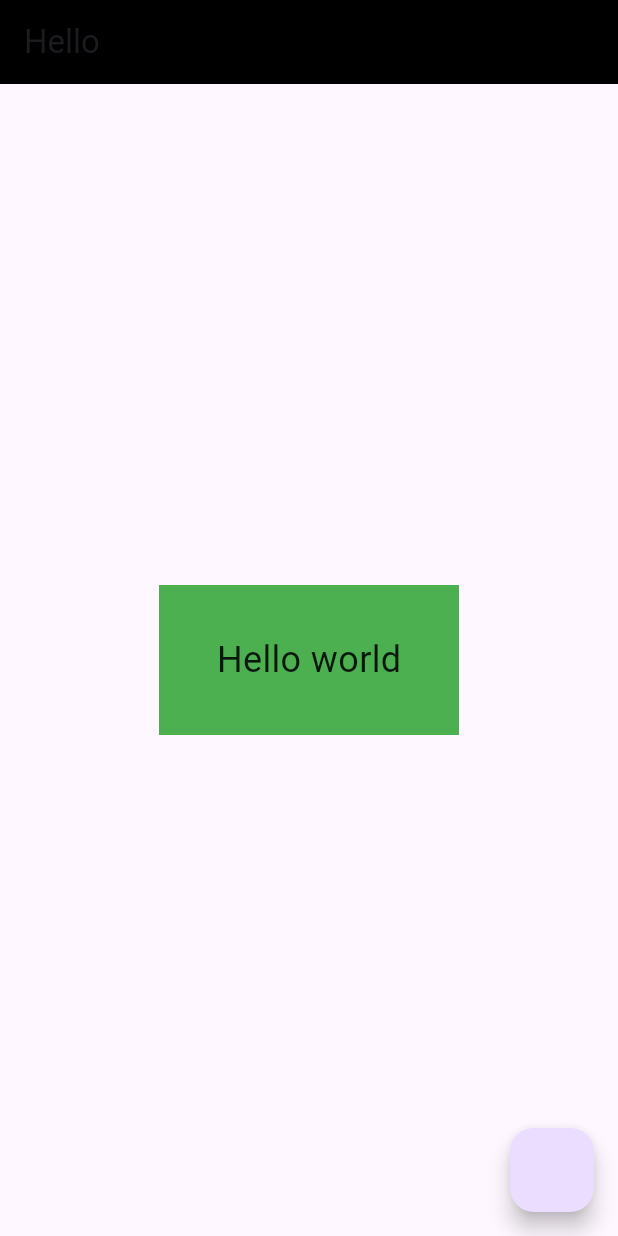
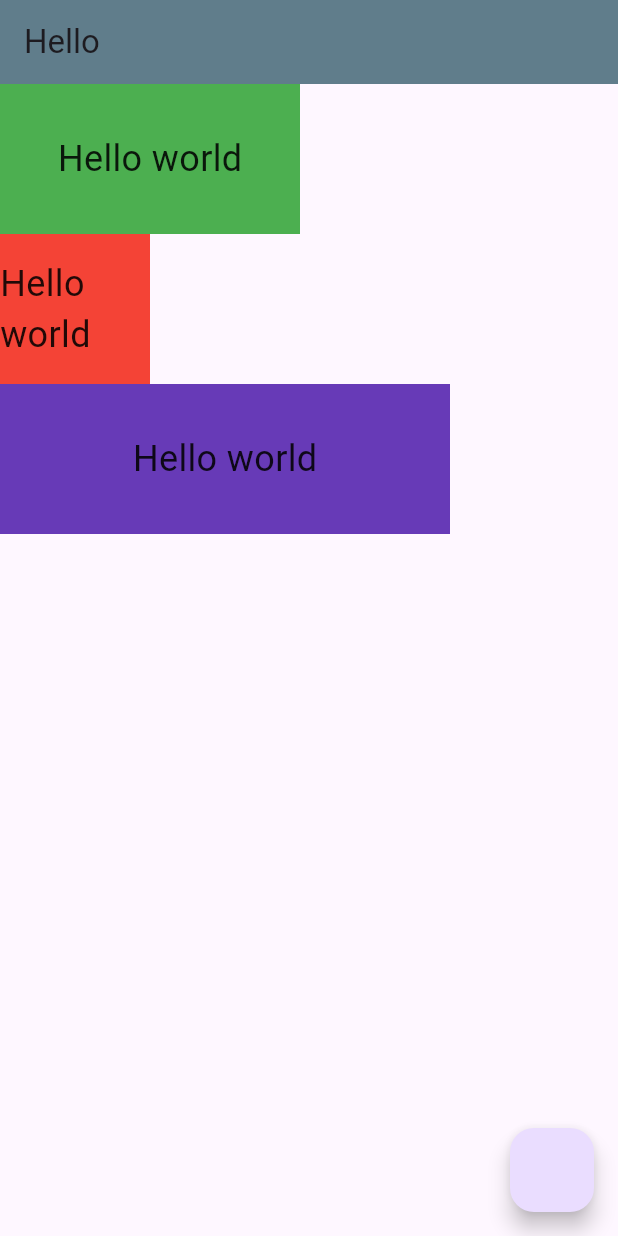
Before and after one commit to ahmedsalem2002m/flutter_basics, a Flutter app: the screen it shows after launch, on a phone screen of 412 x 824 dp. Run offline on Flutter 3.47's test engine with Material 3 defaults, Android fonts, the phone set to English and light mode, and no system bars.

Commit message:
Column widget

```diff
--- a/lib/main.dart
+++ b/lib/main.dart
@@ -15,11 +15,14 @@ class MyApp extends StatelessWidget {
       home: Scaffold(
         floatingActionButton: FloatingActionButton(onPressed: () {}),
         appBar: AppBar(
-          backgroundColor: Colors.black,
+          backgroundColor: Colors.blueGrey,
           title: Text("Hello"),
         ),
-        body: Center(
-          child: Container(
+        body: Column(
+          mainAxisAlignment: MainAxisAlignment.start,
+          crossAxisAlignment: CrossAxisAlignment.start,
+          children: [
+            Container(
               height: 100,
               width: 200,
               color: Colors.green,
@@ -31,6 +34,31 @@ class MyApp extends StatelessWidget {
                   ),),
               ),
             ),
+            Container(
+              height: 100,
+              width: 100,
+              color: Colors.red,
+              child: Center(
+                child: Text("Hello world",
+                  style: TextStyle(
+                      fontSize: 24,
+                      color: Colors.black87
+                  ),),
+              ),
+            ),
+            Container(
+              height: 100,
+              width: 300,
+              color: Colors.deepPurple,
+              child: Center(
+                child: Text("Hello world",
+                  style: TextStyle(
+                      fontSize: 24,
+                      color: Colors.black87
+                  ),),
+              ),
+            ),
+          ],
         ),
       ),
     );
```
Lines whose indentation alone changed are shown as unchanged.
